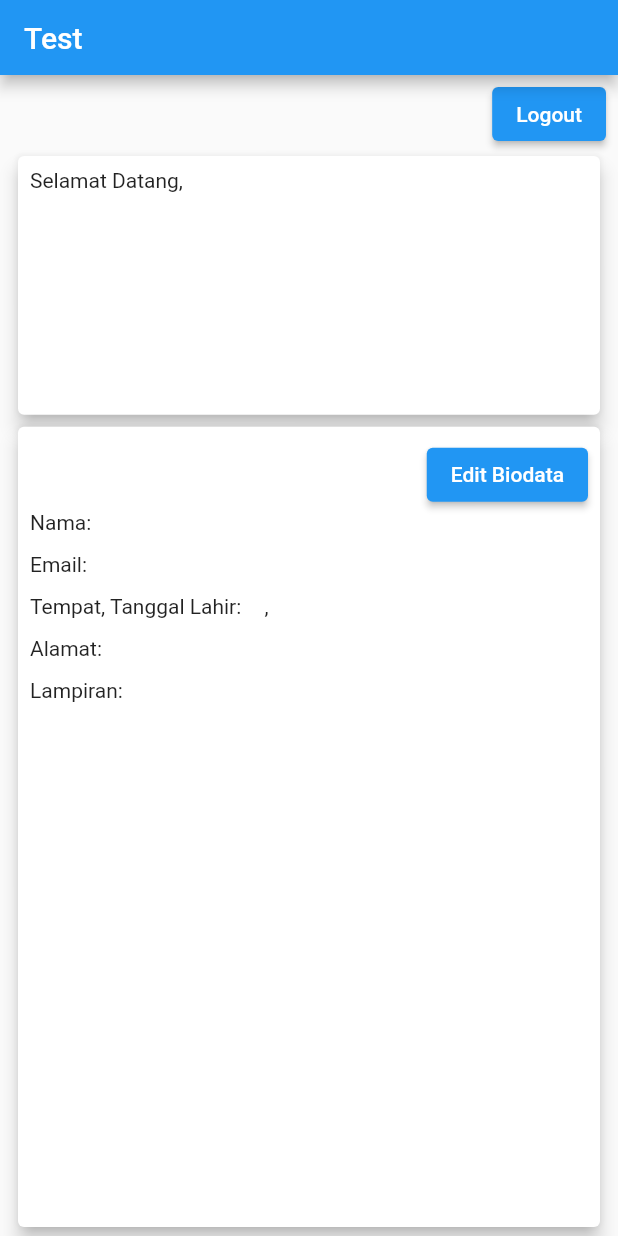
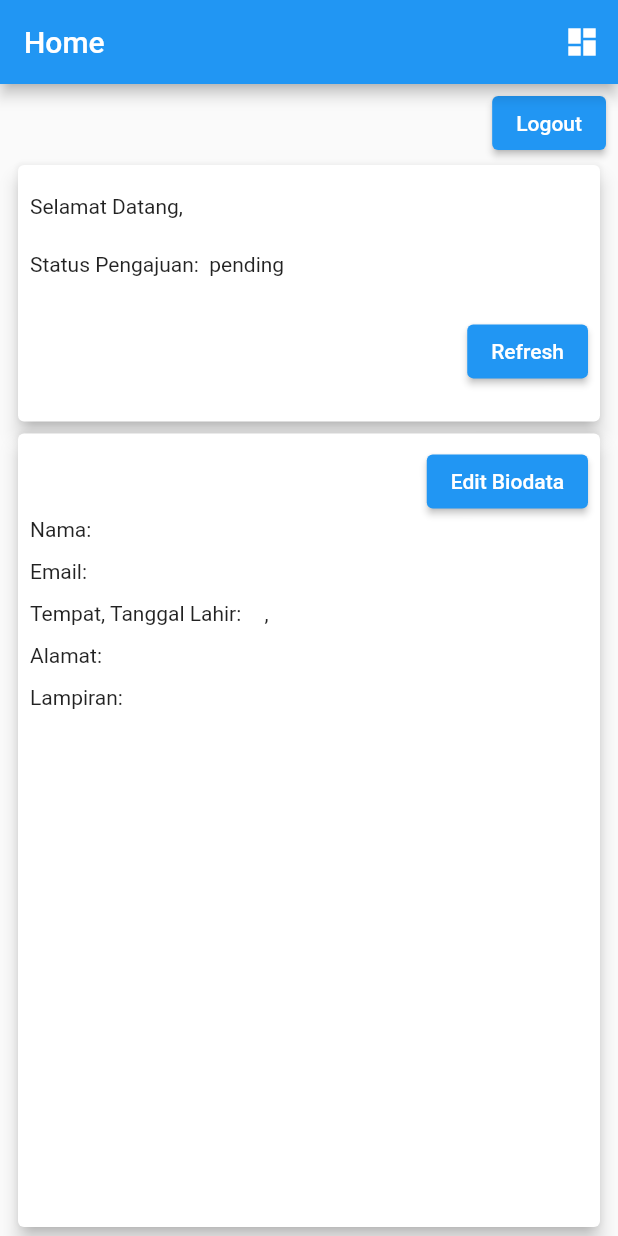
Before and after one commit to Farhan-ns/uas_mobile_programming_32, a Flutter app: the CustomerHome screen opened directly, on a phone screen of 412 x 824 dp. Run offline on Flutter 3.47's test engine with Material 2 defaults, Android fonts, the phone set to English and light mode, and no system bars; our stand-ins replace file_picker, page_transition, shared_preferences; accounts and stored records are empty; network calls fail.

Commit message:
YES, i am dumping everything, again

```diff
--- a/lib/customer/customer_home.dart
+++ b/lib/customer/customer_home.dart
@@ -1,8 +1,10 @@
+import 'dart:async';
 import 'dart:convert';
 import 'dart:developer';
 
 import 'package:flutter/material.dart';
 import 'package:shared_preferences/shared_preferences.dart';
+import 'package:uas_mobile_programming_32/admin/admin_home.dart';
 import 'package:uas_mobile_programming_32/components/appbar.dart';
 import 'package:uas_mobile_programming_32/components/cButton.dart';
 import 'package:uas_mobile_programming_32/components/cTextField.dart';
@@ -30,6 +32,12 @@ class _CustomerHomeState extends State<CustomerHome> {
     setState(() {});
   }
 
+  FutureOr onGoBack(dynamic value) async {
+    var obj = await prefs.read(User.obj);
+    user = User.fromJson(obj);
+    setState(() {});
+  }
+
   @override
   void initState() {
     getPrefs();
@@ -41,7 +49,17 @@ class _CustomerHomeState extends State<CustomerHome> {
     const screenPadding = EdgeInsets.symmetric(horizontal: 8, vertical: 2);
 
     return Scaffold(
-      appBar: CAppBar("Test"),
+      appBar: AppBar(
+        title: Text('Home'),
+        actions: [
+          IconButton(
+              onPressed: () {
+                Navigator.push(context,
+                    MaterialPageRoute(builder: (context) => const AdminHome()));
+              },
+              icon: Icon(Icons.dashboard)),
+        ],
+      ),
       body: SafeArea(
         child: Container(
           padding: screenPadding,
@@ -63,7 +81,7 @@ class _CustomerHomeState extends State<CustomerHome> {
               ],
             ),
             statusCard(1, 'Pending', user),
-            dataCard(context, 3, user),
+            dataCard(context, 3, user, onGoBack),
           ]),
         ),
       ),
@@ -79,15 +97,33 @@ Widget statusCard(int flex, String status, User user) => Expanded(
         padding: generalPadding,
         child: Column(
           children: [
-            Row(
+            Expanded(
+              flex: 1,
+              child: Row(
                 children: [Text('Selamat Datang,  ' + user.name)],
+              ),
+            ),
+            Expanded(
+              flex: 1,
+              child: Row(
+                children: [Text('Status Pengajuan:  ' + user.flagPengajuan)],
+              ),
+            ),
+            Expanded(
+              flex: 2,
+              child: Row(
+                mainAxisAlignment: MainAxisAlignment.end,
+                children: [CButton('Refresh', () {})],
+              ),
             )
           ],
         ),
       ),
     ));
 
-Widget dataCard(BuildContext context, int flex, User user) => Expanded(
+Widget dataCard(BuildContext context, int flex, User user,
+        FutureOr<dynamic> onGoBack(value)) =>
+    Expanded(
         flex: flex,
         child: Card(
           elevation: 5,
@@ -104,7 +140,8 @@ Widget dataCard(BuildContext context, int flex, User user) => Expanded(
                               Navigator.push(
                                   context,
                                   MaterialPageRoute(
-                                  builder: (context) => const CustomerForm()))
+                                      builder: (context) =>
+                                          const CustomerForm())).then(onGoBack)
                             }))
                   ],
                 ),
--- a/lib/customer/customer_login.dart
+++ b/lib/customer/customer_login.dart
@@ -43,6 +43,7 @@ class _CustomerLoginState extends State<CustomerLogin> {
 
       prefs.setString(User.idK, user.id);
       prefs.setString(User.emailK, user.email);
+      prefs.setString(User.passwordK, user.password);
       prefs.setString(User.obj, jsonEncode(user));
       return true;
     } else {
@@ -103,7 +104,7 @@ class _CustomerLoginState extends State<CustomerLogin> {
                           children: [
                             TextButton(
                               onPressed: () {
-                                Navigator.push(
+                                Navigator.pushReplacement(
                                     context,
                                     MaterialPageRoute(
                                         builder: (context) =>
--- a/lib/main.dart
+++ b/lib/main.dart
@@ -24,6 +24,7 @@ class MyApp extends StatelessWidget {
 
     return MaterialApp(
       title: 'Flutter Demo',
+      debugShowCheckedModeBanner: false,
       theme: ThemeData(
         primarySwatch: Colors.blue,
       ),
--- a/lib/models/user.dart
+++ b/lib/models/user.dart
@@ -1,5 +1,6 @@
 class User {
   static const obj = 'user';
+  static const detail = 'detail';
   static const idK = 'id';
   static const nameK = 'name';
   static const emailK = 'email';
@@ -15,9 +16,11 @@ class User {
   final String birthDate;
   final String gender;
   final String address;
+  String flagPengajuan;
 
   User(this.name, this.email, this.id, this.password, this.uploadedFile,
-      this.birthPlace, this.birthDate, this.gender, this.address);
+      this.birthPlace, this.birthDate, this.gender, this.address,
+      {this.flagPengajuan = 'pending'});
 
   User.fromJson(Map<String, dynamic> json)
       : id = json['id'],
@@ -28,7 +31,8 @@ class User {
         birthPlace = json['birthPlace'],
         birthDate = json['birthDate'],
         gender = json['gender'],
-        address = json['address'];
+        address = json['address'],
+        flagPengajuan = json['flagPengajuan'] ?? 'pending';
 
   Map<String, dynamic> toJson() {
     final Map<String, dynamic> data = new Map<String, dynamic>();
@@ -41,6 +45,7 @@ class User {
     data['birthDate'] = birthDate;
     data['gender'] = gender;
     data['address'] = address;
+    data['flagPengajuan'] = flagPengajuan;
     return data;
   }
 }
--- a/lib/repository.dart
+++ b/lib/repository.dart
@@ -1,6 +1,7 @@
 import 'dart:convert';
 import 'dart:developer';
 
+import 'package:flutter/foundation.dart';
 import 'package:http/http.dart' as http;
 import 'package:uas_mobile_programming_32/models/user.dart';
 
@@ -49,8 +50,8 @@ class Repository {
   ) async {
     try {
       final postEndpoint = Uri.parse(_userEndpoint + '/$id');
-      print(postEndpoint);
-      inspect(data);
+      debugPrint(id);
+      debugPrint(data);
       final response =
           await http.put(postEndpoint, body: data, headers: <String, String>{
         'Content-Type': 'application/json; charset=UTF-8',
```
Also changed, not shown: lib/admin/admin_detail.dart (added, +46 -0 lines), lib/admin/admin_home.dart (added, +77 -0 lines), lib/customer/customer_form.dart (+17 -0 lines), lib/login_choose.dart (added, +25 -0 lines). Lines whose indentation alone changed are shown as unchanged.
